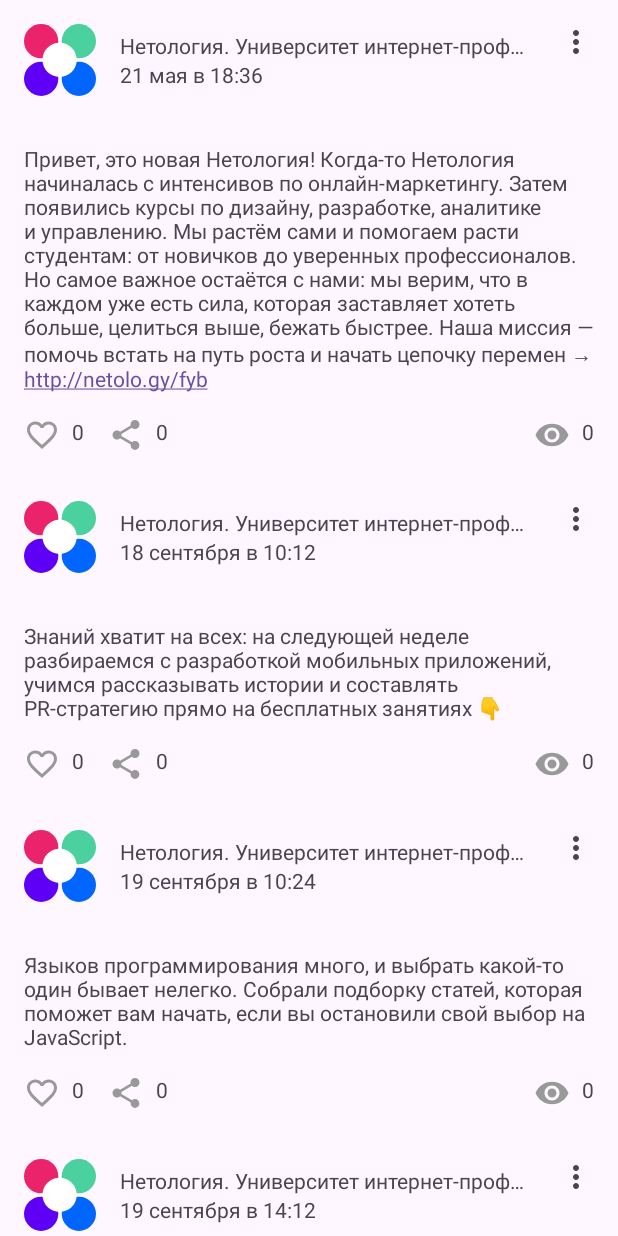
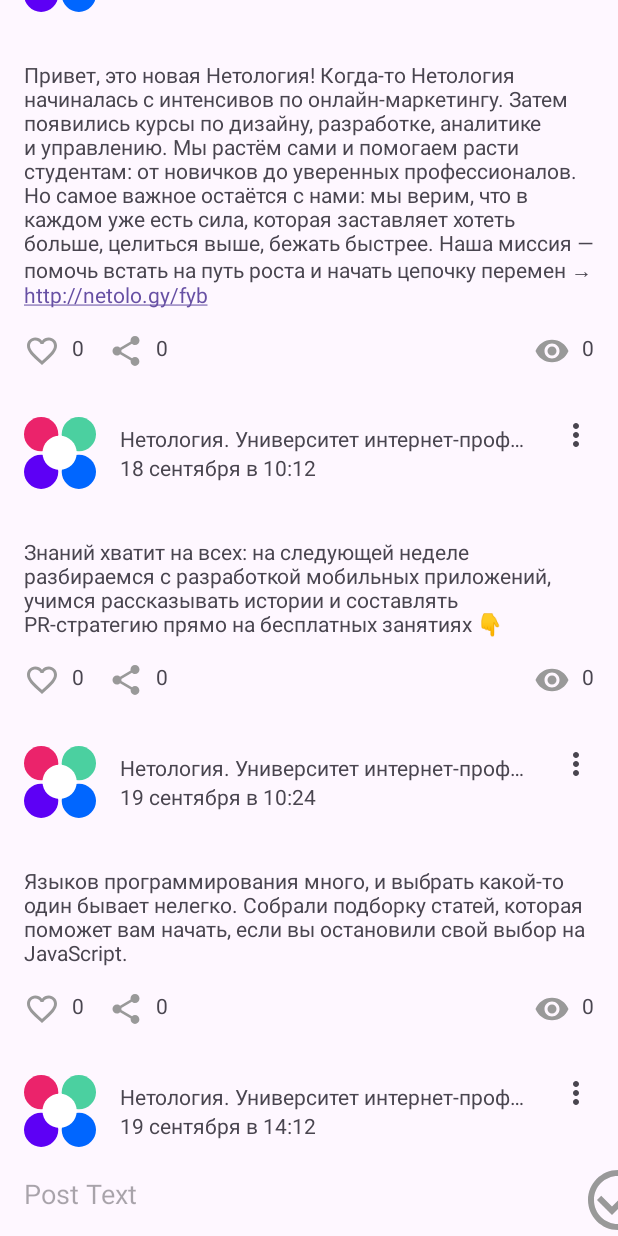
Before and after one commit to vOrzee/NMedia333, an Android app: the screen it shows after launch (MainActivity), on a phone screen of 412 x 824 dp. Run offline under Robolectric (Android 15) with nearby library versions, the phone set to English and light mode, and no system bars.

Commit message:
CRUD in progress #1

```diff
--- /dev/null
+++ b/app/src/main/java/ru/netology/nmedia/adapter/OnRemoveClicked.kt
@@ -0,0 +1,5 @@
+package ru.netology.nmedia.adapter
+
+import ru.netology.nmedia.dto.Post
+
+typealias OnRemoveClicked = (Post) -> Unit
--- a/app/src/main/java/ru/netology/nmedia/adapter/PostAdapter.kt
+++ b/app/src/main/java/ru/netology/nmedia/adapter/PostAdapter.kt
@@ -6,16 +6,18 @@ import androidx.recyclerview.widget.ListAdapter
 import androidx.recyclerview.widget.RecyclerView
 import ru.netology.nmedia.databinding.CardPostBinding
 import ru.netology.nmedia.dto.Post
+import java.security.PrivateKey
 
 class PostAdapter(
     private val likeClickListener: OnLikeClicked,
-    private val shareClickListener: OnShareClicked
+    private val shareClickListener: OnShareClicked,
+    private val removeClickListener: OnRemoveClicked
 ) : ListAdapter<Post, PostViewHolder>(PostDiffCallback()) {
 
     override fun onCreateViewHolder(parent: ViewGroup, viewType: Int): PostViewHolder {
         val layoutInflater = LayoutInflater.from(parent.context)
         val binding = CardPostBinding.inflate(layoutInflater, parent, false)
-        return PostViewHolder(binding, likeClickListener, shareClickListener)
+        return PostViewHolder(binding, likeClickListener, shareClickListener, removeClickListener)
     }
 
     override fun onBindViewHolder(holder: PostViewHolder, position: Int) {
--- a/app/src/main/java/ru/netology/nmedia/repository/PostRepository.kt
+++ b/app/src/main/java/ru/netology/nmedia/repository/PostRepository.kt
@@ -7,4 +7,6 @@ interface PostRepository {
     fun get(): LiveData<List<Post>>
     fun likeById(id: Long)
     fun shareById(id: Long)
+    fun removeById(id: Long)
+    fun save(post: Post)
 }
--- a/app/src/main/java/ru/netology/nmedia/repository/PostRepositoryInMemory.kt
+++ b/app/src/main/java/ru/netology/nmedia/repository/PostRepositoryInMemory.kt
@@ -5,65 +5,66 @@ import androidx.lifecycle.LiveData
 import androidx.lifecycle.MutableLiveData
 
 class PostRepositoryInMemory : PostRepository {
+    private var nextId = 1L
     private var posts = listOf(
         Post(
-            id = 9,
+            id = nextId++,
             author = "Нетология. Университет интернет-профессий будущего",
             content = "Освоение новой профессии — это не только открывающиеся возможности и перспективы, но и настоящий вызов самому себе. Приходится выходить из зоны комфорта и перестраивать привычный образ жизни: менять распорядок дня, искать время для занятий, быть готовым к возможным неудачам в начале пути. В блоге рассказали, как избежать стресса на курсах профпереподготовки → http://netolo.gy/fPD",
             published = "23 сентября в 10:12",
             likedByMe = false
         ),
         Post(
-            id = 8,
+            id = nextId++,
             author = "Нетология. Университет интернет-профессий будущего",
             content = "Делиться впечатлениями о любимых фильмах легко, а что если рассказать так, чтобы все заскучали \uD83D\uDE34\n",
             published = "22 сентября в 10:14",
             likedByMe = false
         ),
         Post(
-            id = 7,
+            id = nextId++,
             author = "Нетология. Университет интернет-профессий будущего",
             content = "Таймбоксинг — отличный способ навести порядок в своём календаре и разобраться с делами, которые долго откладывали на потом. Его главный принцип — на каждое дело заранее выделяется определённый отрезок времени. В это время вы работаете только над одной задачей, не переключаясь на другие. Собрали советы, которые помогут внедрить таймбоксинг \uD83D\uDC47\uD83C\uDFFB",
             published = "22 сентября в 10:12",
             likedByMe = false
         ),
         Post(
-            id = 6,
+            id = nextId++,
             author = "Нетология. Университет интернет-профессий будущего",
             content = "\uD83D\uDE80 24 сентября стартует новый поток бесплатного курса «Диджитал-старт: первый шаг к востребованной профессии» — за две недели вы попробуете себя в разных профессиях и определите, что подходит именно вам → http://netolo.gy/fQ",
             published = "21 сентября в 10:12",
             likedByMe = false
         ),
         Post(
-            id = 5,
+            id = nextId++,
             author = "Нетология. Университет интернет-профессий будущего",
             content = "Диджитал давно стал частью нашей жизни: мы общаемся в социальных сетях и мессенджерах, заказываем еду, такси и оплачиваем счета через приложения.",
             published = "20 сентября в 10:14",
             likedByMe = false
         ),
         Post(
-            id = 4,
+            id = nextId++,
             author = "Нетология. Университет интернет-профессий будущего",
             content = "Большая афиша мероприятий осени: конференции, выставки и хакатоны для жителей Москвы, Ульяновска и Новосибирска \uD83D\uDE09",
             published = "19 сентября в 14:12",
             likedByMe = false
         ),
         Post(
-            id = 3,
+            id = nextId++,
             author = "Нетология. Университет интернет-профессий будущего",
             content = "Языков программирования много, и выбрать какой-то один бывает нелегко. Собрали подборку статей, которая поможет вам начать, если вы остановили свой выбор на JavaScript.",
             published = "19 сентября в 10:24",
             likedByMe = false
         ),
         Post(
-            id = 2,
+            id = nextId++,
             author = "Нетология. Университет интернет-профессий будущего",
             content = "Знаний хватит на всех: на следующей неделе разбираемся с разработкой мобильных приложений, учимся рассказывать истории и составлять PR-стратегию прямо на бесплатных занятиях \uD83D\uDC47",
             published = "18 сентября в 10:12",
             likedByMe = false
         ),
         Post(
-            id = 1,
+            id = nextId++,
             author = "Нетология. Университет интернет-профессий будущего",
             content = "Привет, это новая Нетология! Когда-то Нетология начиналась с интенсивов по онлайн-маркетингу. Затем появились курсы по дизайну, разработке, аналитике и управлению. Мы растём сами и помогаем расти студентам: от новичков до уверенных профессионалов. Но самое важное остаётся с нами: мы верим, что в каждом уже есть сила, которая заставляет хотеть больше, целиться выше, бежать быстрее. Наша миссия — помочь встать на путь роста и начать цепочку перемен → http://netolo.gy/fyb",
             published = "21 мая в 18:36",
@@ -104,4 +105,19 @@ class PostRepositoryInMemory : PostRepository {
         }
         data.value = posts
     }
+
+    override fun removeById(id: Long) {
+        posts = posts.filter { it.id != id }
+        data.value = posts
+    }
+
+    override fun save(post: Post) {
+       posts = listOf(
+           post.copy(id = nextId++,
+               published = "Now",
+               author = "Me"
+           )
+       ) + posts
+        data.value = posts
+    }
 }
--- a/app/src/main/java/ru/netology/nmedia/viewmodel/PostViewModel.kt
+++ b/app/src/main/java/ru/netology/nmedia/viewmodel/PostViewModel.kt
@@ -1,15 +1,25 @@
 package ru.netology.nmedia.viewmodel
 
 import androidx.lifecycle.LiveData
+import androidx.lifecycle.MutableLiveData
 import androidx.lifecycle.ViewModel
 import ru.netology.nmedia.dto.Post
 import ru.netology.nmedia.repository.PostRepository
 import ru.netology.nmedia.repository.PostRepositoryInMemory
 
+val empty = Post(
+    id = 0,
+    author = "",
+    content = "",
+    published = ""
+)
+
 class PostViewModel : ViewModel() {
     private val repository: PostRepository = PostRepositoryInMemory()
 
     val data: LiveData<List<Post>> = repository.get()
+
+    val edited = MutableLiveData(empty)
 
     fun likeById(id: Long) {
         repository.likeById(id)
@@ -18,4 +28,18 @@ class PostViewModel : ViewModel() {
     fun shareById(id: Long) {
         repository.shareById(id)
     }
+
+    fun removeById(id: Long) {
+        repository.removeById(id)
+    }
+
+    fun editContent(post: Post) {
+        edited.value = post
+    }
+
+    fun saveContent(content: String) {
+        edited.value?.let { editPost->
+            repository.save(editPost.copy(content = content))
+        }
+    }
 }
--- /dev/null
+++ b/app/src/main/res/drawable/ic_save_48.xml
@@ -0,0 +1,5 @@
+<vector android:height="48dp" android:tint="#999999"
+    android:viewportHeight="24" android:viewportWidth="24"
+    android:width="48dp" xmlns:android="http://schemas.android.com/apk/res/android">
+    <path android:fillColor="@android:color/white" android:pathData="M16.59,7.58L10,14.17l-3.59,-3.58L5,12l5,5 8,-8zM12,2C6.48,2 2,6.48 2,12s4.48,10 10,10 10,-4.48 10,-10S17.52,2 12,2zM12,20c-4.42,0 -8,-3.58 -8,-8s3.58,-8 8,-8 8,3.58 8,8 -3.58,8 -8,8z"/>
+</vector>
--- a/app/src/main/res/layout/activity_main.xml
+++ b/app/src/main/res/layout/activity_main.xml
@@ -1,16 +1,47 @@
 <?xml version="1.0" encoding="utf-8"?>
-<FrameLayout xmlns:android="http://schemas.android.com/apk/res/android"
+<androidx.constraintlayout.widget.ConstraintLayout
+    xmlns:android="http://schemas.android.com/apk/res/android"
+    xmlns:app="http://schemas.android.com/apk/res-auto"
     xmlns:tools="http://schemas.android.com/tools"
     android:layout_width="match_parent"
     android:layout_height="match_parent"
-    xmlns:app="http://schemas.android.com/apk/res-auto">
+    tools:context=".MainActivity" >
 
     <androidx.recyclerview.widget.RecyclerView
         android:id="@+id/main"
         android:layout_width="match_parent"
-        android:layout_height="match_parent"
+        android:layout_height="0dp"
         app:layoutManager="androidx.recyclerview.widget.LinearLayoutManager"
-        tools:context=".MainActivity">
+        app:layout_constraintBottom_toTopOf="@id/barrier3"
+        tools:listitem="@layout/card_post" />
 
-    </androidx.recyclerview.widget.RecyclerView>
-</FrameLayout>
+    <EditText
+        android:id="@+id/content"
+        android:layout_width="match_parent"
+        android:layout_height="wrap_content"
+        android:background="@android:color/transparent"
+        android:hint="@string/post_text"
+        android:inputType="textMultiLine"
+        android:padding="@dimen/common_spacing"
+        app:layout_constraintBottom_toBottomOf="parent" />
+
+    <ImageButton
+        android:id="@+id/save"
+        android:layout_width="wrap_content"
+        android:layout_height="wrap_content"
+        android:layout_marginTop="@dimen/common_spacing"
+        android:background="@android:color/transparent"
+        android:contentDescription="@string/description_post_like"
+        app:layout_constraintEnd_toEndOf="parent"
+        app:layout_constraintStart_toEndOf="@id/content"
+        app:layout_constraintBottom_toBottomOf="parent"
+        app:srcCompat="@drawable/ic_save_48" />
+
+    <androidx.constraintlayout.widget.Barrier
+        android:id="@+id/barrier3"
+        android:layout_width="wrap_content"
+        android:layout_height="wrap_content"
+        app:barrierDirection="top"
+        app:constraint_referenced_ids="content, save" />
+
+</androidx.constraintlayout.widget.ConstraintLayout>
--- /dev/null
+++ b/app/src/main/res/menu/options_menu.xml
@@ -0,0 +1,6 @@
+<?xml version="1.0" encoding="utf-8"?>
+<menu xmlns:android="http://schemas.android.com/apk/res/android">
+<item
+    android:id="@+id/remove"
+    android:title="@string/menu_remove"/>
+</menu>
--- a/app/src/main/res/values/strings.xml
+++ b/app/src/main/res/values/strings.xml
@@ -6,4 +6,8 @@
     <string name="description_post_like">Post like</string>
     <string name="description_post_share">Post share</string>
     <string name="description_post_views">Post views</string>
+    <string name="menu_remove">Remove</string>
+    <string name="post_text">Post Text</string>
+    <string name="menu_edit">Edit</string>
+    <string name="error_empty_content">Content can\'t be empty</string>
 </resources>
```
Also changed, not shown: app/src/main/java/ru/netology/nmedia/MainActivity.kt (+19 -0 lines), app/src/main/java/ru/netology/nmedia/adapter/PostViewHolder.kt (+17 -1 lines), 1 other file.
